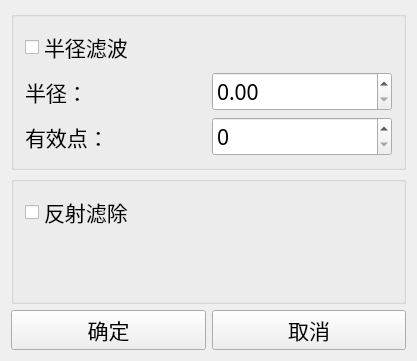
Qt form gui/outlier_removal_gui.ui (rawnam/Xema) before a commit.
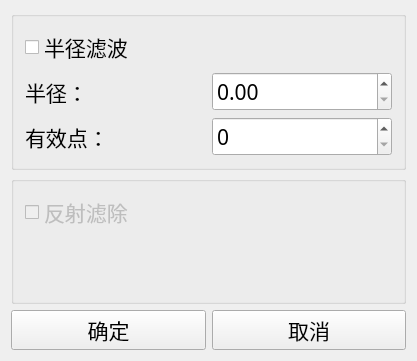
The same form after that commit.

What changed in the file:
```diff
--- a/gui/outlier_removal_gui.ui
+++ b/gui/outlier_removal_gui.ui
@@ -68,6 +68,9 @@
      <layout class="QVBoxLayout" name="verticalLayout_2">
       <item>
        <widget class="QCheckBox" name="checkBox_reflect">
+        <property name="enabled">
+         <bool>false</bool>
+        </property>
         <property name="text">
          <string>反射滤除</string>
         </property>
```
